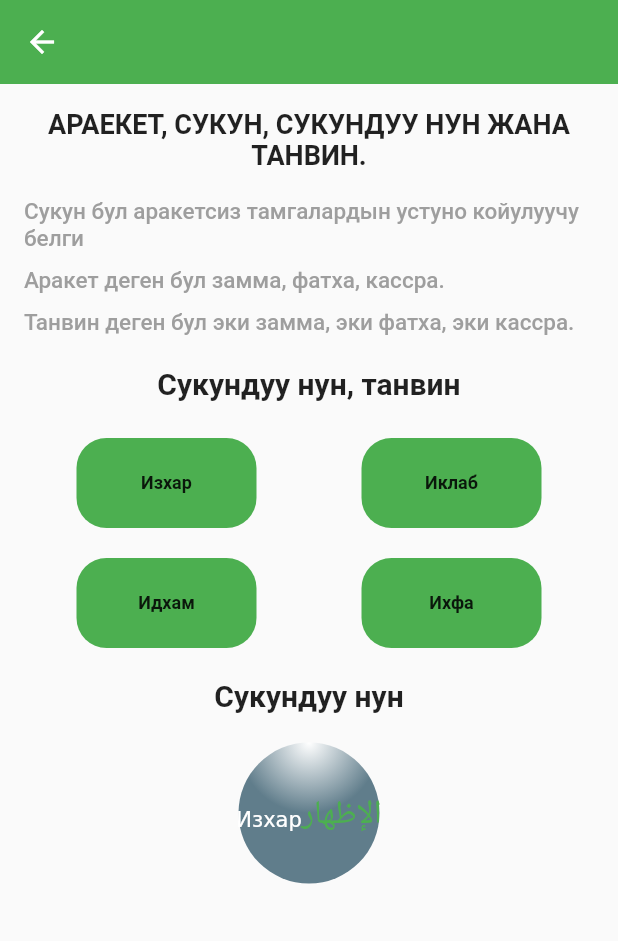
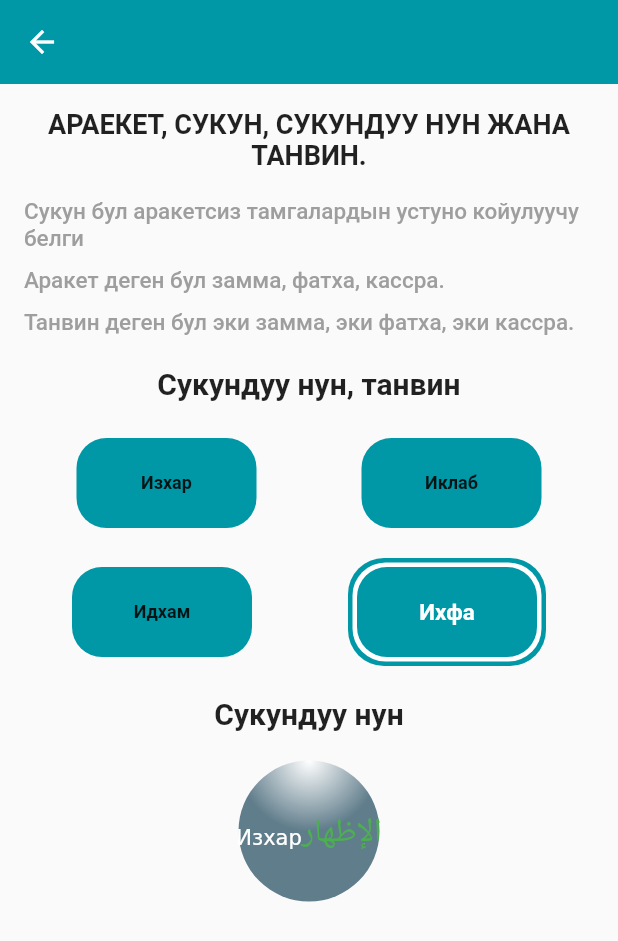
Before and after one commit to cnurba/ustaz_app, a Flutter app: the screen it shows after launch, after a tap on "Тажвид", on a phone screen of 412 x 824 dp. Shown: the top 941 px of the screen. Run offline on Flutter 3.47's test engine with Material 2 defaults, Android fonts, the phone set to English and light mode, and no system bars.

Commit message:
тажвидтин моделдеррин жасадым

```diff
--- a/lib/couch/couch_screen.dart
+++ b/lib/couch/couch_screen.dart
@@ -64,7 +64,7 @@ class CouchScreen extends StatelessWidget {
                 }),
             CouchButton(
                 title: 'Тажвид',
-                url: 'assets/couch/shahada.png',
+                url: 'assets/couch/tajwid.png',
                 onTap: () {
                   Navigator.of(context)
                       .push(MaterialPageRoute(builder: (context) {
@@ -73,7 +73,7 @@ class CouchScreen extends StatelessWidget {
                 }),
             CouchButton(
                 title: 'Араб тили',
-                url: 'assets/couch/namaz.png',
+                url: 'assets/couch/til.png',
                 onTap: () {
                   Navigator.of(context)
                       .push(MaterialPageRoute(builder: (context) {
--- a/lib/couch/tajwid/presentation/tajwid_screen.dart
+++ b/lib/couch/tajwid/presentation/tajwid_screen.dart
@@ -1,5 +1,4 @@
 import 'package:flutter/material.dart';
-import 'package:muslim_app/couch/language/presentation/widgets/language_step_button.dart';
 import 'package:muslim_app/couch/tajwid/presentation/widgets/tajwid_circled_button.dart';
 
 class TajwidScreen extends StatelessWidget {
@@ -9,7 +8,7 @@ class TajwidScreen extends StatelessWidget {
     return Scaffold(
       appBar: AppBar(
         elevation: 0,
-        backgroundColor: Colors.green,
+        backgroundColor: Colors.cyan[700],
       ),
       body: ListView(
         padding: const EdgeInsets.all(16),
@@ -56,7 +55,7 @@ class TajwidScreen extends StatelessWidget {
                     height: 60,
                     width: 120,
                     decoration: BoxDecoration(
-                        color: Colors.green,
+                        color: Colors.cyan[700],
                         borderRadius: BorderRadius.circular(20)),
                     child: const Center(
                       child: Text(
@@ -73,7 +72,7 @@ class TajwidScreen extends StatelessWidget {
                     height: 60,
                     width: 120,
                     decoration: BoxDecoration(
-                        color: Colors.green,
+                        color: Colors.cyan[700],
                         borderRadius: BorderRadius.circular(20)),
                     child: const Center(
                       child: Text(
@@ -93,7 +92,7 @@ class TajwidScreen extends StatelessWidget {
                     height: 60,
                     width: 120,
                     decoration: BoxDecoration(
-                        color: Colors.green,
+                        color: Colors.cyan[700],
                         borderRadius: BorderRadius.circular(20)),
                     child: const Center(
                       child: Text(
@@ -107,16 +106,30 @@ class TajwidScreen extends StatelessWidget {
                 InkWell(
                   onTap: () {},
                   child: Container(
+                    decoration: BoxDecoration(
+                        color: Colors.cyan[700],
+                        borderRadius: BorderRadius.circular(24)),
+                    child: Container(
+                      margin: const EdgeInsets.all(3),
+                      decoration: BoxDecoration(
+                          color: Colors.white,
+                          borderRadius: BorderRadius.circular(22)),
+                      child: Container(
                         height: 60,
                         width: 120,
+                        margin: const EdgeInsets.all(3),
                         decoration: BoxDecoration(
-                        color: Colors.green,
+                            color: Colors.cyan[700],
                             borderRadius: BorderRadius.circular(20)),
                         child: const Center(
                           child: Text(
                             'Ихфа',
                             style: TextStyle(
-                            fontSize: 12, fontWeight: FontWeight.w600),
+                                color: Colors.white,
+                                fontSize: 15,
+                                fontWeight: FontWeight.w600),
+                          ),
+                        ),
                       ),
                     ),
                   ),
@@ -136,7 +149,11 @@ class TajwidScreen extends StatelessWidget {
           Row(
             mainAxisAlignment: MainAxisAlignment.spaceAround,
             children: [
-              TajwidCircledButton(title: 'Изхар', titleAr: 'الإظهار', onTap: (){},),
+              TajwidCircledButton(
+                title: 'Изхар',
+                titleAr: 'الإظهار',
+                onTap: () {},
+              ),
             ],
           ),
         ],
```
Also changed, not shown: assets/data/tajwid/tajwid.json (+36 -28 lines), lib/couch/tajwid/presentation/widgets/Model.dart (added, +36 -0 lines), lib/couch/tajwid/presentation/widgets/tajwid_circled_button.dart (+5 -6 lines), assets/couch/tajwid.png (added), assets/couch/til.png (added). Lines whose indentation alone changed are shown as unchanged.
